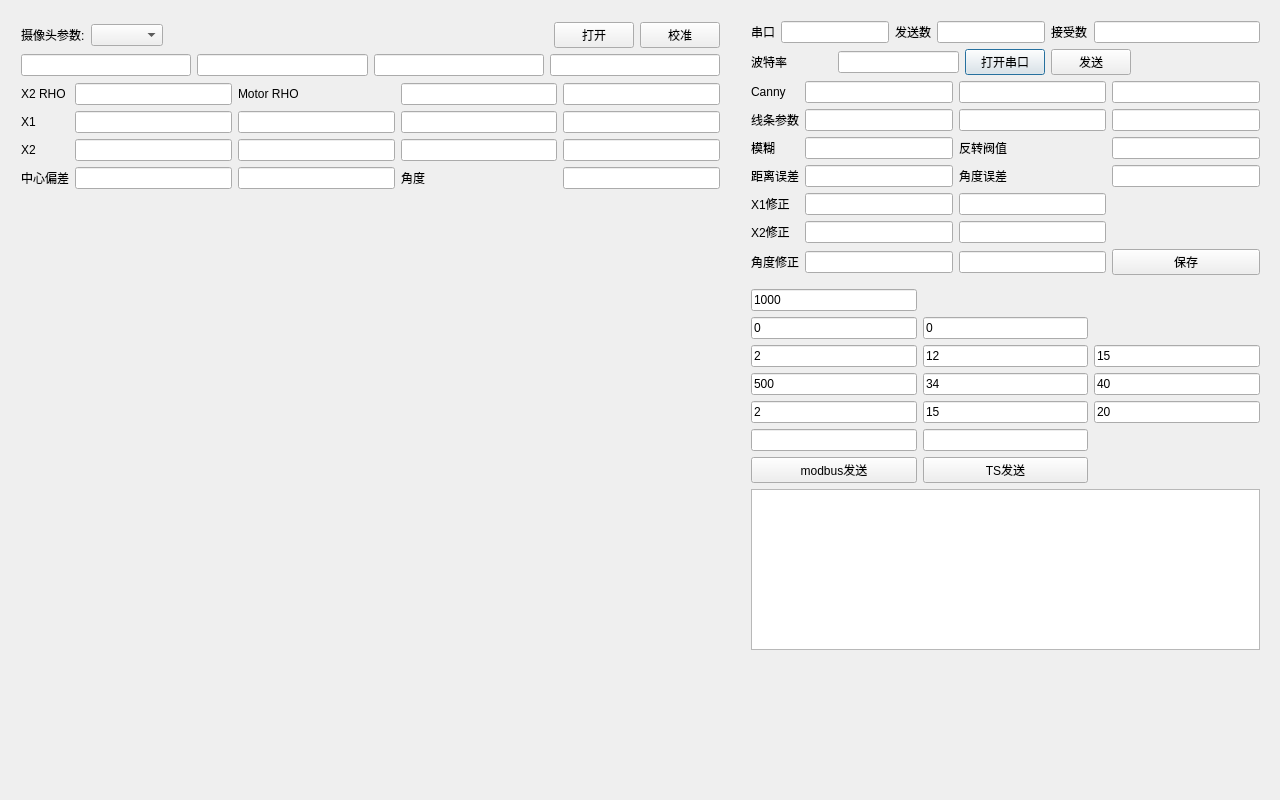
zouzichun/videoWirain, file maindialog.ui: the form before one commit.
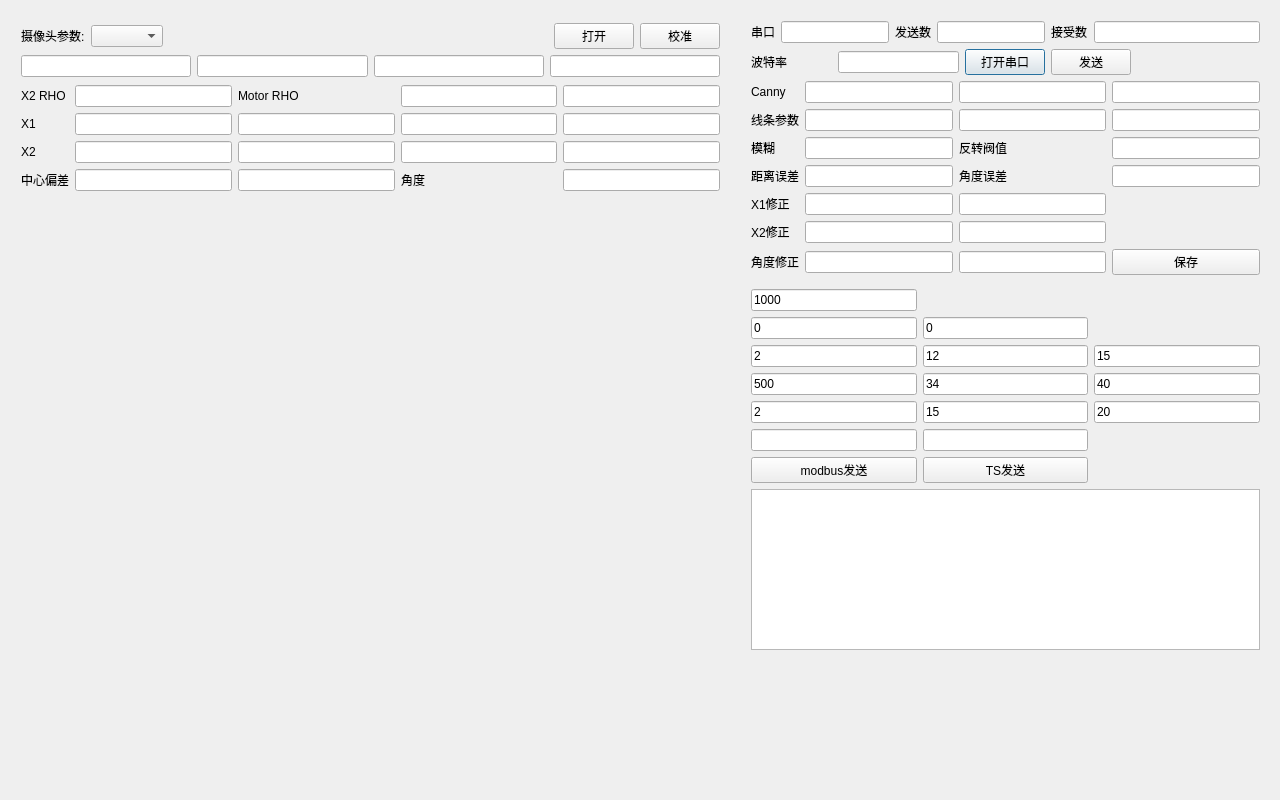
The form after the commit.

```diff
--- a/maindialog.ui
+++ b/maindialog.ui
@@ -364,7 +364,7 @@
      <x>10</x>
      <y>10</y>
      <width>721</width>
-     <height>191</height>
+     <height>196</height>
     </rect>
    </property>
    <layout class="QVBoxLayout" name="verticalLayout">
```
Left out of the diff: 2 changed lines with no effect on the pictures.
